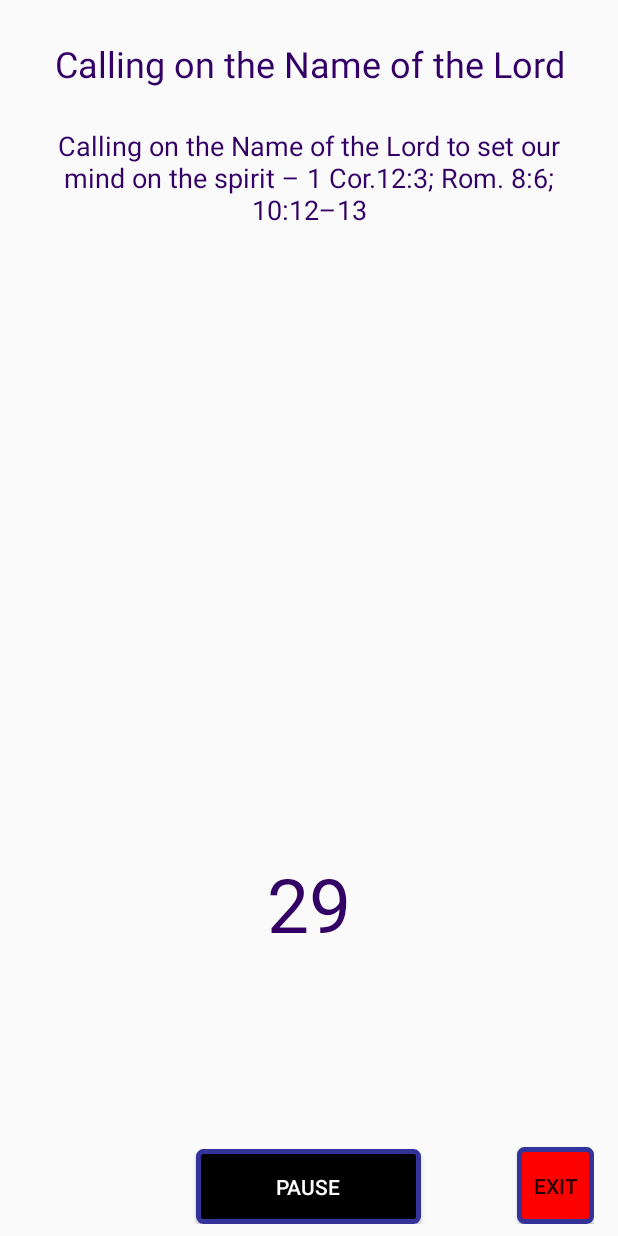
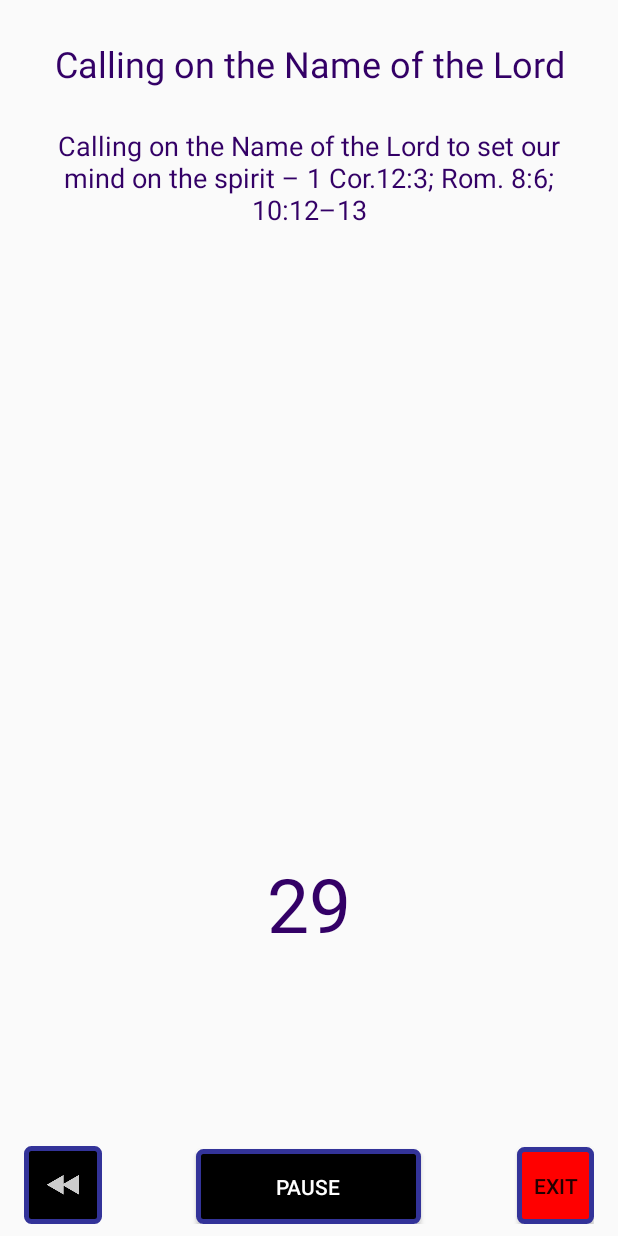
Before and after one commit to yacob89/7MinutesWithTheLord, an Android app: the PrayActivity screen opened directly, with no data from a screen before it, after a tap on "START", on a phone screen of 412 x 824 dp. Run offline under Robolectric (Android 15) with nearby library versions, the phone set to English and light mode, and no system bars; our stand-ins replace ButterKnife; libraries missing offline, so code that uses them is left out: com.afollestad.materialdialogs.

Commit message:
Reveal backward in first stage

```diff
--- a/app/src/main/java/com/gerejadibandung/minuteswiththelord/MainActivity.java
+++ b/app/src/main/java/com/gerejadibandung/minuteswiththelord/MainActivity.java
@@ -19,12 +19,9 @@ import android.util.DisplayMetrics;
 import android.view.View;
 import android.view.Window;
 import android.view.WindowManager;
-import android.widget.Button;
-import android.widget.TextView;
 
 import java.util.Locale;
 
-import butterknife.BindView;
 import butterknife.ButterKnife;
 import butterknife.OnClick;
 
--- a/app/src/main/java/com/gerejadibandung/minuteswiththelord/PrayActivity.java
+++ b/app/src/main/java/com/gerejadibandung/minuteswiththelord/PrayActivity.java
@@ -129,7 +129,7 @@ public class PrayActivity extends AppCompatActivity {
             timer.setText(String.valueOf(menyeru_startTime));
             titlePray.setText(textList.calling);
             description.setText(textList.calling_desc);
-            backwardButton.setVisibility(View.GONE);
+            backwardButton.setVisibility(View.VISIBLE);
         } else if (counter == 6) {
             timer.setText(String.valueOf(berdoa_startTime));
             titlePray.setText(textList.praying);
```
